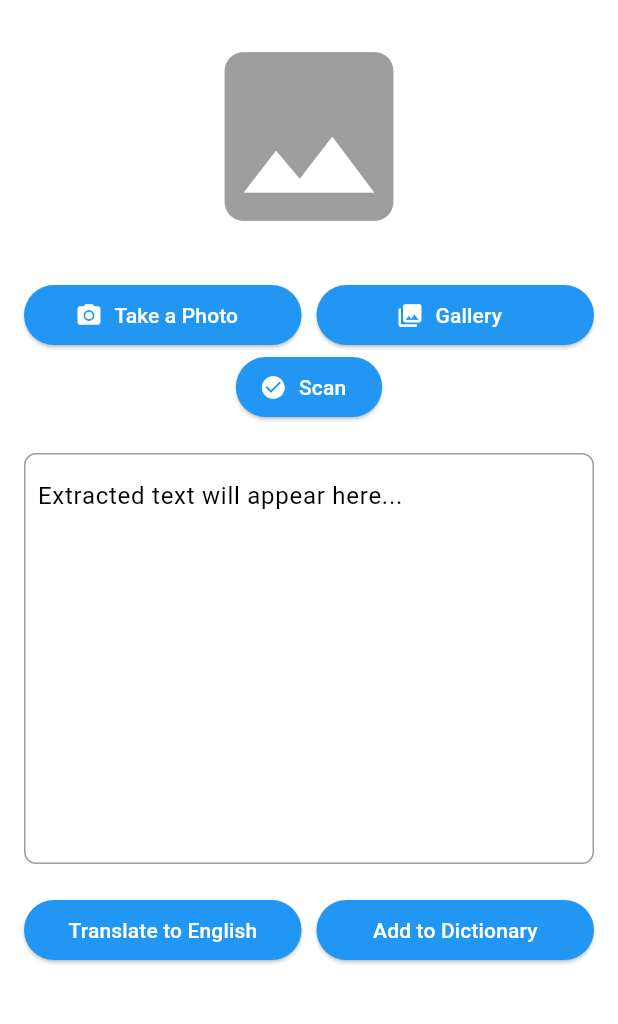
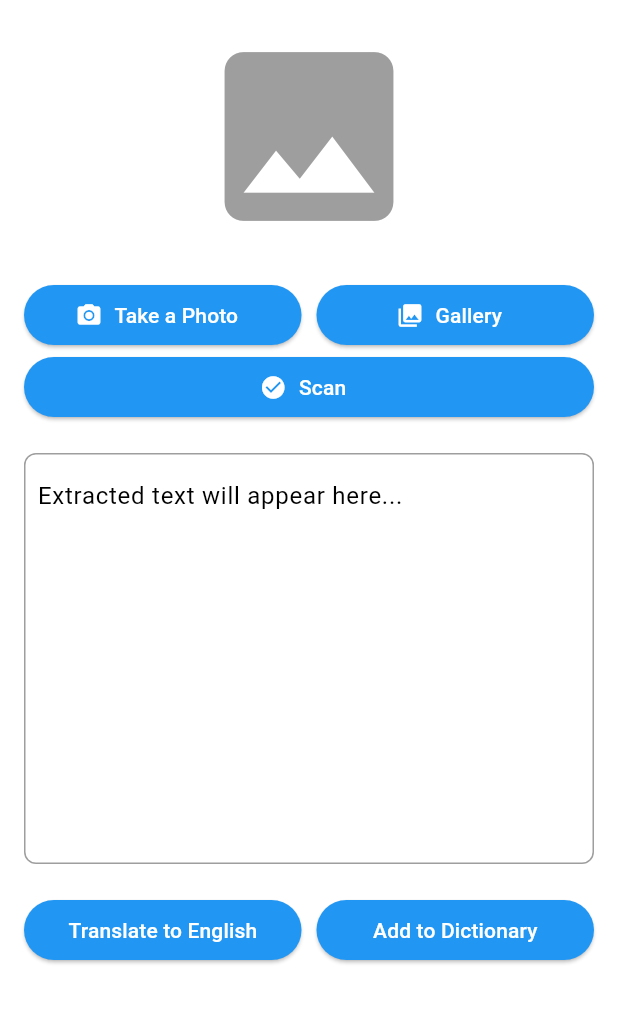
Before and after one commit to DenzelHuang/se_wmp_project, a Flutter app: the ScannerPage screen opened directly, on a phone screen of 412 x 824 dp, the part 84-1108 px from its top. Run offline on Flutter 3.47's test engine with Material 3 defaults, Android fonts, the phone set to English and light mode, and no system bars; our stand-ins replace flutter_tts, image_picker; missing offline and left inert: google_mlkit_text_recognition, translator.

Commit message:
Updated Scanner Page
Added TTS functionalities to read both OCR output and translated text. OCR output TTS will always use the currently selected language, regardless of the language in the scanned image.

```diff
--- a/lib/pages/scanner_page.dart
+++ b/lib/pages/scanner_page.dart
@@ -1,4 +1,5 @@
 import 'package:flutter/material.dart';
+import 'package:flutter_tts/flutter_tts.dart';
 import 'dart:io';
 import 'package:image_picker/image_picker.dart';
 import 'package:google_mlkit_text_recognition/google_mlkit_text_recognition.dart';
@@ -19,6 +20,7 @@ class ScannerPage extends StatefulWidget {
 class _ScannerPageState extends State<ScannerPage> {
   final ImagePicker _picker = ImagePicker();
   final translator = GoogleTranslator();
+  final FlutterTts _flutterTts = FlutterTts();
   String _translationSource = "";
 
   // Method to capture an image using the camera
@@ -108,6 +110,22 @@ class _ScannerPageState extends State<ScannerPage> {
     }
   }
 
+  // Text-to-Speech Functionality
+  Future<void> _speak(String text, String language) async {
+    if (text.isNotEmpty) {
+      await _flutterTts.setLanguage(language); // Dynamically set language
+      await _flutterTts.setSpeechRate(0.5); // Set speech rate
+      await _flutterTts.setVolume(1.0); // Set volume
+      await _flutterTts.speak(text); // Speak the text
+    }
+  }
+
+  @override
+  void dispose() {
+    _flutterTts.stop(); // Stop any ongoing speech when the widget is disposed
+    super.dispose();
+  }
+
   @override
   Widget build(BuildContext context) {
     final scannerProvider = Provider.of<ScannerProvider>(context);
@@ -171,10 +189,17 @@ class _ScannerPageState extends State<ScannerPage> {
                 ),
 
                 // Button to process image
-                ElevatedButton.icon(
-                  onPressed: _processImage,
-                  icon: const Icon(Icons.check_circle),
-                  label: const Text("Scan"),
+                Row(
+                  mainAxisAlignment: MainAxisAlignment.center,
+                  children: [
+                    Expanded(child:
+                      ElevatedButton.icon(
+                        onPressed: _processImage,
+                        icon: const Icon(Icons.check_circle),
+                        label: const Text("Scan"),
+                      ),
+                    ),
+                  ],
                 ),
                 const SizedBox(height: 20),
 
@@ -223,7 +248,62 @@ class _ScannerPageState extends State<ScannerPage> {
                     ),
                   ],
                 ),
-                const SizedBox(height: 20),
+                const SizedBox(height: 10),
+
+                // TTS Buttons for OCR and Translation
+                if (scannerProvider.ocrText.isNotEmpty || scannerProvider.translatedText.isNotEmpty)
+                  Column(
+                    children: [
+                      Row(
+                        mainAxisAlignment: MainAxisAlignment.center,
+                        children: [
+                          if (scannerProvider.ocrText.isNotEmpty)
+                            Expanded(
+                              child: ElevatedButton.icon(
+                                onPressed: () {
+                                  final selectedLanguage =
+                                      Provider.of<LanguageProvider>(context, listen: false)
+                                          .selectedLanguage;
+                                  _speak(
+                                    scannerProvider.ocrText,
+                                    _getLanguageCode(selectedLanguage), // Pass the selected language
+                                  );
+                                },
+                                icon: const Icon(Icons.volume_up),
+                                label: const Text("Read OCR"),
+                              ),
+                            ),
+                          if (scannerProvider.ocrText.isNotEmpty &&
+                              scannerProvider.translatedText.isNotEmpty)
+                            const SizedBox(width: 10),
+                          if (scannerProvider.translatedText.isNotEmpty)
+                            Expanded(
+                              child: ElevatedButton.icon(
+                                onPressed: () {
+                                  _speak(scannerProvider.translatedText, "en-US"); // Always read translations in English
+                                },
+                                icon: const Icon(Icons.volume_up),
+                                label: const Text("Read Translation"),
+                              ),
+                            ),
+                        ],
+                      ),
+                      const SizedBox(height: 10), // Add spacing between the rows
+                      Row(
+                        mainAxisAlignment: MainAxisAlignment.center,
+                        children: [
+                          Expanded(
+                            child: ElevatedButton.icon(
+                              onPressed: () => _flutterTts.stop(),
+                              icon: const Icon(Icons.stop),
+                              label: const Text("Stop Reading"),
+                            ),
+                          ),
+                        ],
+                      ),
+                    ],
+                  ),
+                const SizedBox(height: 10),
 
                 // Display the translation source
                 if (_translationSource.isNotEmpty)
--- a/pubspec.yaml
+++ b/pubspec.yaml
@@ -41,6 +41,7 @@ dependencies:
   path_provider: ^2.1.5
   provider: ^6.1.2
   translator: ^1.0.3+1
+  flutter_tts: ^4.2.0
 
 dev_dependencies:
   flutter_test:
```
Also changed, not shown: 3 other files.
